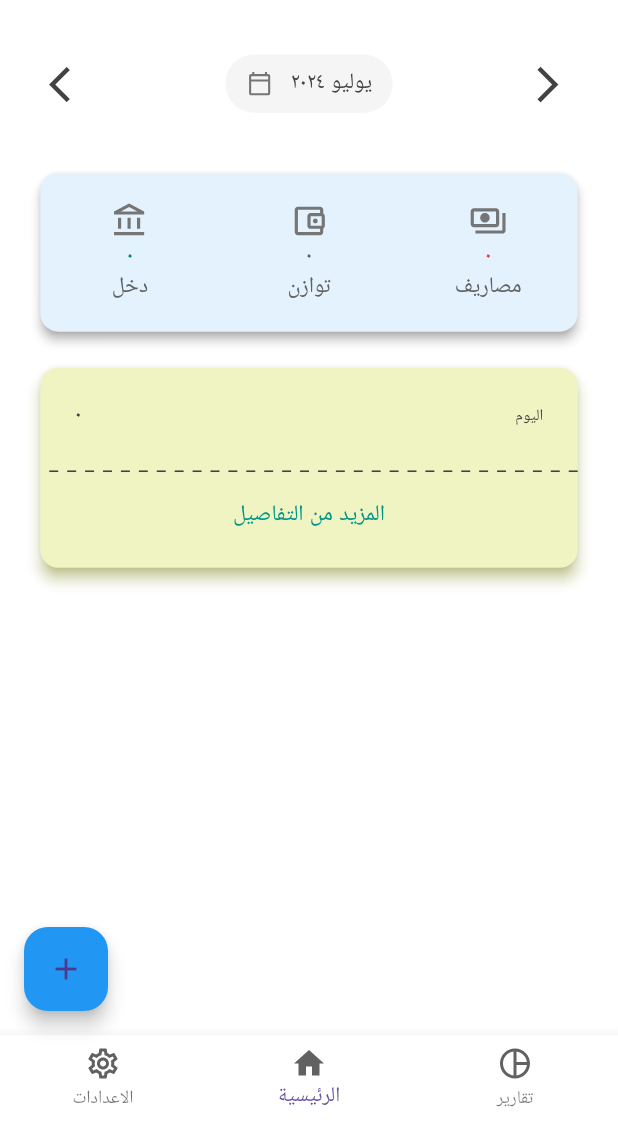
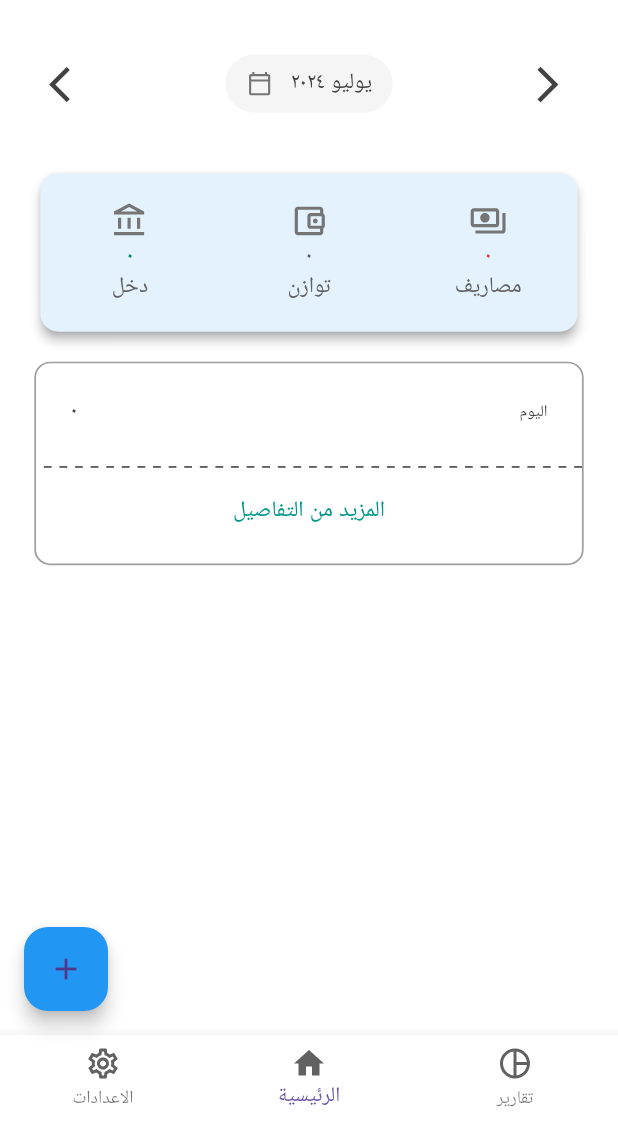
Before and after one commit to MinaAtefHafez/masrofatak, a Flutter app: the screen it shows after launch, on a phone screen of 412 x 824 dp, the part 114-1236 px from its top. Run offline on Flutter 3.47's test engine with Material 3 defaults, Android fonts, the phone set to English and light mode, and no system bars; our stand-ins replace easy_localization, flutter_bloc, flutter_screenutil, flutter_svg, get_it, hive_flutter and 2 more; accounts and stored records are empty.

Commit message:
add some of category management

```diff
--- a/assets/localization/ar.json
+++ b/assets/localization/ar.json
@@ -48,5 +48,4 @@
   "ChooseCategoryIcon"  : "اختر ايقونة للفئة" ,
   "Search" : "بحث" ,
   "NoData" : "لا توجد عناصر"
-
 }
--- a/assets/localization/en.json
+++ b/assets/localization/en.json
@@ -48,5 +48,4 @@
   "ChooseCategoryIcon"  : "Choose Category Icon" ,
   "Search" :  "Search" ,
   "NoData" : "No Items Exist"
-
 }
--- a/lib/core/router/routes.dart
+++ b/lib/core/router/routes.dart
@@ -1,5 +1,6 @@
 import 'package:flutter/material.dart';
 import 'package:masrofatak/features/categories/presentation/view/screens/add_new_category_screen.dart';
+import 'package:masrofatak/features/categories/presentation/view/screens/category_settings_screen.dart';
 import 'package:masrofatak/features/expenses_income/presentation/view/screens/add_expenses_income_screen.dart';
 import 'package:masrofatak/features/home/presentation/view/screens/day_details_screen.dart';
 import 'package:masrofatak/features/home/presentation/view/screens/home_details_screen.dart';
@@ -12,6 +13,7 @@ import 'package:masrofatak/features/settings/presentation/view/screens/splash_sc
 abstract class CustomRouter {
   static Route onGenerateRoutes(RouteSettings settings) {
     final widget = switch (settings.name) {
+      CategorySettingsScreen.name => const CategorySettingsScreen(),
       SearchScreen.name => const SearchScreen(),
       AddNewCategoryScreen.name => const AddNewCategoryScreen(),
       ReportsScreen.name => const ReportsScreen(),
--- a/lib/features/categories/presentation/manager/category_cubit.dart
+++ b/lib/features/categories/presentation/manager/category_cubit.dart
@@ -54,7 +54,7 @@ class CategoryCubit extends Cubit<CategoryState> {
 
 
 
-  CategoryModel get getCategoryModel => categoryModel;
+
 
   Future<void> addToExpensesCategories() async {
     expensesCategories.add(categoryModel);
--- a/lib/features/categories/presentation/view/screens/add_new_category_screen.dart
+++ b/lib/features/categories/presentation/view/screens/add_new_category_screen.dart
@@ -99,7 +99,7 @@ class _AddNewCategoryScreenState extends State<AddNewCategoryScreen> {
                         ),
                       ),
                       SizedBox(width: 20.w),
-                      if (categoryCubit.getCategoryModel.icon != null) ...[
+                      if (categoryCubit.categoryModel.icon != null) ...[
                         Container(
                           width: 40.w,
                           height: 40.h,
@@ -109,7 +109,7 @@ class _AddNewCategoryScreenState extends State<AddNewCategoryScreen> {
                             borderRadius: BorderRadius.circular(15.r)
                             ),
                           child: SvgPicture.asset(
-                            categoryCubit.getCategoryModel.icon!,
+                            categoryCubit.categoryModel.icon!,
                             width: 25.w,
                             height: 25.h,
                           ),
@@ -132,7 +132,7 @@ class _AddNewCategoryScreenState extends State<AddNewCategoryScreen> {
                   CustomElevatedButton(
                       onPressed: () async {
                         if (_formKey.currentState!.validate()) {
-                          if (categoryCubit.getCategoryModel.icon == null) {
+                          if (categoryCubit.categoryModel.icon == null) {
                             CustomSnackBar.customSnackBar(context,
                                 text: 'ShouldAddIcon');
                             return;
--- a/lib/features/home/presentation/view/screens/home_details_screen.dart
+++ b/lib/features/home/presentation/view/screens/home_details_screen.dart
@@ -12,7 +12,6 @@ import 'package:masrofatak/features/home/presentation/manager/home_states.dart';
 import 'package:masrofatak/features/home/presentation/view/screens/day_details_screen.dart';
 import 'package:masrofatak/features/home/presentation/view/widgets/expenses_incomes_item.dart';
 import 'package:masrofatak/features/search/presentation/view/screens/search_screen.dart';
-
 import '../widgets/home_basic_item.dart';
 import '../widgets/home_date_month_picker.dart';
 import '../widgets/home_details_top_part.dart';
@@ -47,17 +46,19 @@ class _HomeDetailsScreenState extends State<HomeDetailsScreen> {
               builder: (context, state) {
                 return Expanded(
                   child: CustomScrollView(
+                    physics: const BouncingScrollPhysics(),
                     slivers: [
                       SliverToBoxAdapter(
                         child: DateMonthPickerItem(
                             month: homeCubit.monthName,
+                            year: homeCubit.yearAsInt.toString(),
                             onTap: () {},
                             onTapLeft: () async {
-                              await homeCubit.changeToPreviousMonth();
+                              await homeCubit.changeToPreviousMonthOrYear();
                               await homeCubit.showExpensesIncomes();
                             },
                             onTapRight: () async {
-                              await homeCubit.changeToNextMonth();
+                              await homeCubit.changeToNextMonthOrYear();
                               await homeCubit.showExpensesIncomes();
                             }),
                       ),
@@ -65,12 +66,13 @@ class _HomeDetailsScreenState extends State<HomeDetailsScreen> {
                         child: SizedBox(height: 30.h),
                       ),
                       SliverToBoxAdapter(
-                        child: HomeBasicItem(allMoney: homeCubit.getAllMoney),
+                        child: HomeBasicItem(allMoney: homeCubit.allMoney),
                       ),
                       const SliverToBoxAdapter(
                         child: SizedBox(height: 16),
                       ),
-                      if (homeCubit.monthName == IntlHelper.month())
+                      if (homeCubit.monthName == IntlHelper.month() &&
+                          homeCubit.yearAsInt.toString() == IntlHelper.yearNow)
                         SliverToBoxAdapter(
                           child: ExpensesIncomesItem(
                             onTap: () async {
--- a/lib/features/home/presentation/view/screens/home_screen.dart
+++ b/lib/features/home/presentation/view/screens/home_screen.dart
@@ -46,7 +46,6 @@ class _HomeScreenState extends State<HomeScreen> {
     await categoryCubit.getExpensesCategoriesLocal();
     await categoryCubit.getIncomesCategoriesLocal();
     await expensesIncomesCubit.getExpensesIncomesLocal();
-
   }
 
   @override
@@ -55,12 +54,13 @@ class _HomeScreenState extends State<HomeScreen> {
       bloc: expensesIncomesCubit,
       listener: (context, state) async {
         if (state is GetExpensesIncomesLocal) {
-          homeCubit.getExpensesIncomesFromExpensesCubit(state.expensesIncomes);
+          await homeCubit
+              .getExpensesIncomesFromExpensesCubit(state.expensesIncomes);
 
-          reportsCubit
+          await reportsCubit
               .getAllExpensesIncomesFromCategoryCubit(state.expensesIncomes);
 
-          searchCubit
+          await searchCubit
               .getExpensesIncomesFromExpensesCubit(state.expensesIncomes);
           await homeCubit.showExpensesIncomes();
         }
--- a/lib/features/home/presentation/view/widgets/expenses_incomes_item.dart
+++ b/lib/features/home/presentation/view/widgets/expenses_incomes_item.dart
@@ -35,10 +35,11 @@ class _ExpensesIncomesItemState extends State<ExpensesIncomesItem> {
 
   @override
   Widget build(BuildContext context) {
-    return Card(
-      color: Colors.lime.shade100,
-      elevation: 4,
-      shadowColor: Colors.lime,
+    return Container(
+      decoration: BoxDecoration(
+        borderRadius: BorderRadius.circular(10.r),
+        border: Border.all(color: Colors.grey, width: 1.w),
+      ),
       child: Column(
         mainAxisSize: MainAxisSize.min,
         children: [
@@ -58,7 +59,7 @@ class _ExpensesIncomesItemState extends State<ExpensesIncomesItem> {
                   ] else ...[
                     Text(
                       '${MethodsHelper.convert(context, widget.expensesIncomesModel[0].day!)} / ${MethodsHelper.convert(context, widget.expensesIncomesModel[0].month!)} / ${MethodsHelper.convert(context, widget.expensesIncomesModel[0].year!)}',
-                      style: AppStyles.styleRegular14,
+                      style: AppStyles.styleMedium13 ,
                     ),
                   ],
                   Text(
@@ -102,7 +103,7 @@ class _ExpensesIncomesItemState extends State<ExpensesIncomesItem> {
             ),
           ],
           SizedBox(height: 25.h),
-          const ExpesesIncomesDivider(count: 60),
+           const ExpesesIncomesDivider(count: 70),
           SizedBox(height: 5.h),
           TextButton(
               onPressed: widget.onTap,
@@ -110,7 +111,7 @@ class _ExpensesIncomesItemState extends State<ExpensesIncomesItem> {
                 tr('MoreDetails'),
                 style: AppStyles.styleRegular14.copyWith(color: Colors.teal),
               )),
-              SizedBox(height: 10.h),
+          SizedBox(height: 10.h),
         ],
       ),
     );
--- a/lib/features/home/presentation/view/widgets/home_date_month_picker.dart
+++ b/lib/features/home/presentation/view/widgets/home_date_month_picker.dart
@@ -2,7 +2,6 @@ import 'package:easy_localization/easy_localization.dart';
 import 'package:flutter/material.dart';
 import 'package:flutter_screenutil/flutter_screenutil.dart';
 import 'package:flutter_svg/flutter_svg.dart';
-import 'package:masrofatak/core/helpers/intl_helper/intl_helper.dart';
 import 'package:masrofatak/core/helpers/methos_helper/methods_helper.dart';
 import 'dart:ui' as ui;
 
@@ -16,12 +15,14 @@ class DateMonthPickerItem extends StatelessWidget {
       required this.onTapLeft,
       required this.onTapRight,
       required this.onTap,
-      required this.month});
+      required this.month,
+      required this.year});
 
   final Function() onTapLeft;
   final Function() onTapRight;
   final Function() onTap;
   final String month;
+  final String year;
 
   @override
   Widget build(BuildContext context) {
@@ -52,7 +53,7 @@ class DateMonthPickerItem extends StatelessWidget {
                 ),
                 SizedBox(width: 10.w),
                 Text(
-                    '${tr(month)} ${MethodsHelper.convert(context, IntlHelper.yearNow)}',
+                    '${tr(month)} ${MethodsHelper.convert(context, year)}',
                     style: AppStyles.styleRegular14.copyWith(
                         fontWeight: FontWeight.w500,
                         color: AppColors.color424242))
```
Also changed, not shown: lib/features/categories/presentation/view/screens/category_settings_screen.dart (added, +54 -0 lines), lib/features/home/presentation/manager/home_cubit.dart (+45 -8 lines), lib/features/settings/presentation/view/screens/settings_screen.dart (+8 -12 lines).
